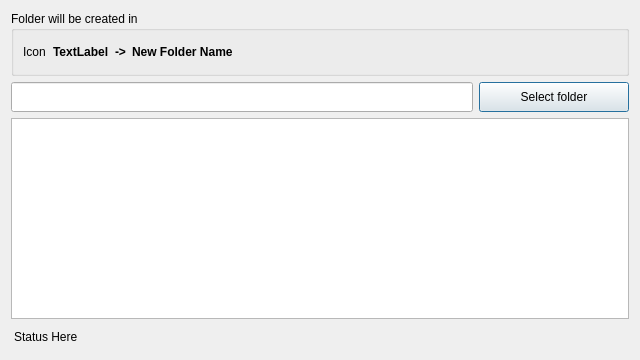
First picture: the form in Gui/Dialogs/V2_DialogAddNewFolder.ui, repository fxdeniz/NeSync, before the edit.
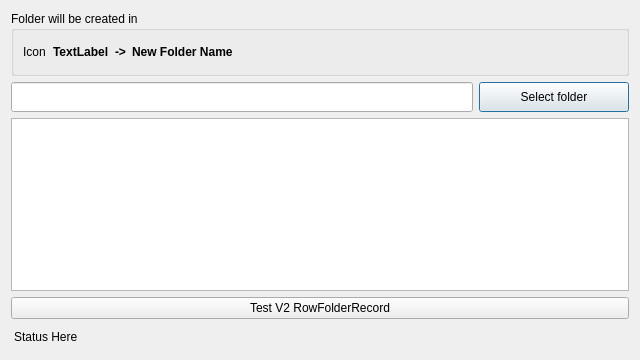
Second picture: the form after the edit.

Commit message: `userDir` version of `FileStorageManager::addNewFolder()` implemented

What changed in the file:
```diff
--- a/Gui/Dialogs/V2_DialogAddNewFolder.ui
+++ b/Gui/Dialogs/V2_DialogAddNewFolder.ui
@@ -139,6 +139,13 @@
      </property>
     </widget>
    </item>
+   <item>
+    <widget class="QPushButton" name="buttonTest_V2_RowFolderRecord">
+     <property name="text">
+      <string>Test V2 RowFolderRecord</string>
+     </property>
+    </widget>
+   </item>
    <item>
     <widget class="QLabel" name="labelStatus">
      <property name="styleSheet">
```
The commit also changes 8 other files.
